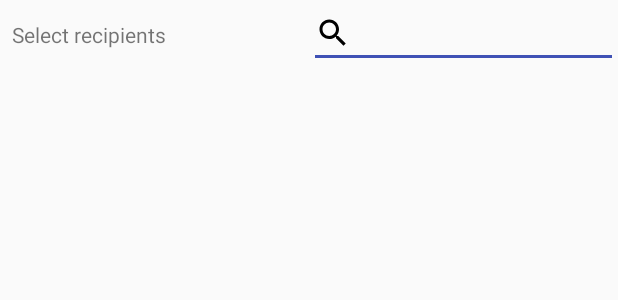
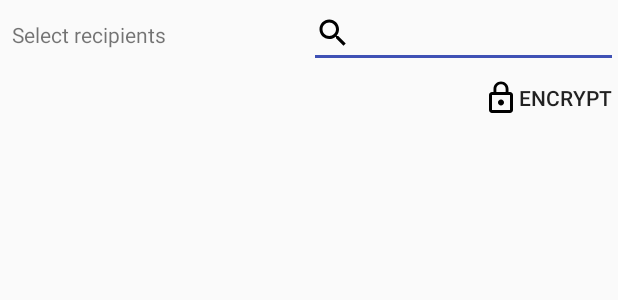
Before and after one commit to DimensionDev/TesserPG-Android, an Android app: the layout view_keyboard_encrypt.xml on its own in the app's theme, with its tools: preview values and no code run, on a phone screen of 412 x 824 dp. Shown: the top 300 px of the screen. Run offline under Robolectric (Android 15) with nearby library versions, the phone set to English and light mode, and no system bars.

Commit message:
Add EncryptToolBar to EncryptView

```diff
--- a/build.gradle
+++ b/build.gradle
@@ -5,7 +5,7 @@ buildscript {
         jcenter()
     }
     dependencies {
-        classpath 'com.android.tools.build:gradle:3.4.2'
+        classpath 'com.android.tools.build:gradle:3.5.0'
         classpath "org.jetbrains.kotlin:kotlin-gradle-plugin:$kotlin_version"
     }
 }
--- a/tessercubecore/src/main/res/layout/view_keyboard_encrypt.xml
+++ b/tessercubecore/src/main/res/layout/view_keyboard_encrypt.xml
@@ -27,7 +27,14 @@
         app:layout_constraintTop_toBottomOf="@id/encrypt_view_input"
         app:layout_constraintEnd_toEndOf="parent"
         app:layout_constraintStart_toStartOf="parent"
-        app:layout_constraintBottom_toBottomOf="parent"
+        app:layout_constraintBottom_toTopOf="@id/keyboard_encrypt_toolbar"
         android:layout_width="match_parent"
         android:layout_height="0dp"/>
+    <com.sujitech.tessercubecore.widget.KeyboardEncryptToolBar
+        app:layout_constraintStart_toStartOf="parent"
+        app:layout_constraintEnd_toEndOf="parent"
+        app:layout_constraintBottom_toBottomOf="parent"
+        android:id="@+id/keyboard_encrypt_toolbar"
+        android:layout_width="match_parent"
+        android:layout_height="40dp"/>
 </androidx.constraintlayout.widget.ConstraintLayout>
--- a/tessercubecore/src/main/res/layout/widget_keyboard_encrypt_view.xml
+++ b/tessercubecore/src/main/res/layout/widget_keyboard_encrypt_view.xml
@@ -7,7 +7,7 @@
     <com.sujitech.tessercubecore.widget.BlockedViewPager
         android:id="@+id/viewPager"
         android:layout_width="match_parent"
-        android:layout_height="150dp">
+        android:layout_height="200dp">
         <include layout="@layout/view_keyboard_interpret"/>
         <include layout="@layout/view_keyboard_encrypt"/>
     </com.sujitech.tessercubecore.widget.BlockedViewPager>
```
Also changed, not shown: 1 other file.
